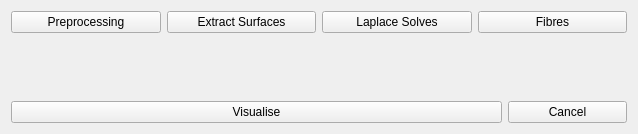
Qt form Version2.0/Plugins/kcl.cemrgapp.easi/src/internal/FibresViewControls.ui (CemrgAppDevelopers/CemrgApp) before a commit.
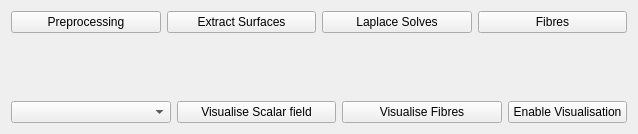
The same form after that commit. Custom widgets are drawn as their Qt base class.

Commit message: [FibresView] v0.3 CemrgCarpUtils functions extended. FibresView improved.

The edit to the form file:
```diff
--- a/Version2.0/Plugins/kcl.cemrgapp.easi/src/internal/FibresViewControls.ui
+++ b/Version2.0/Plugins/kcl.cemrgapp.easi/src/internal/FibresViewControls.ui
@@ -58,15 +58,25 @@
    </item>
    <item>
     <layout class="QHBoxLayout" name="horizontalLayout_2">
+     <item>
+      <widget class="QComboBox" name="combo_selector"/>
+     </item>
      <item>
       <widget class="QPushButton" name="btnY_visualise">
        <property name="text">
-        <string>Visualise</string>
+        <string>Visualise Scalar field</string>
        </property>
       </widget>
      </item>
      <item>
-      <widget class="QPushButton" name="btnX_cancel">
+      <widget class="QPushButton" name="btnZ_visualiseFibres">
+       <property name="text">
+        <string>Visualise Fibres</string>
+       </property>
+      </widget>
+     </item>
+     <item>
+      <widget class="QPushButton" name="btnX_checkVtk">
        <property name="maximumSize">
         <size>
          <width>119</width>
@@ -74,7 +84,7 @@
         </size>
        </property>
        <property name="text">
-        <string>Cancel</string>
+        <string>Enable Visualisation</string>
        </property>
       </widget>
      </item>
```
The commit also changes 9 other files.
